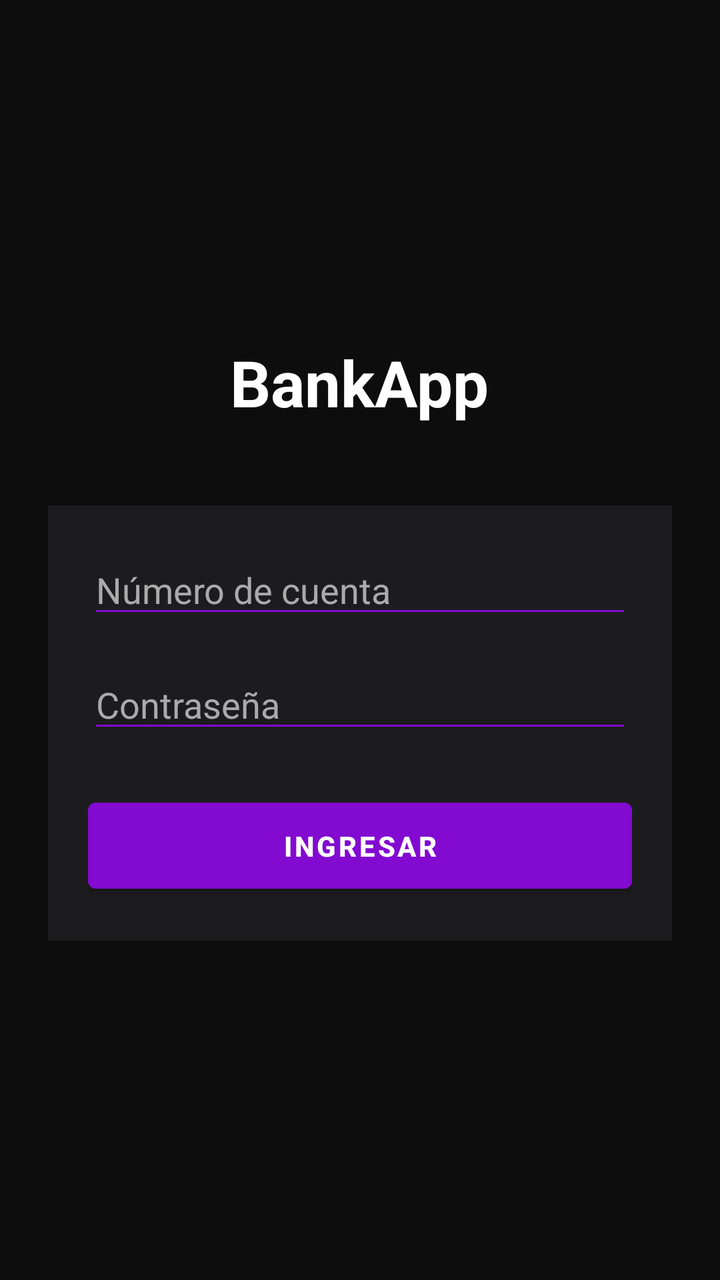
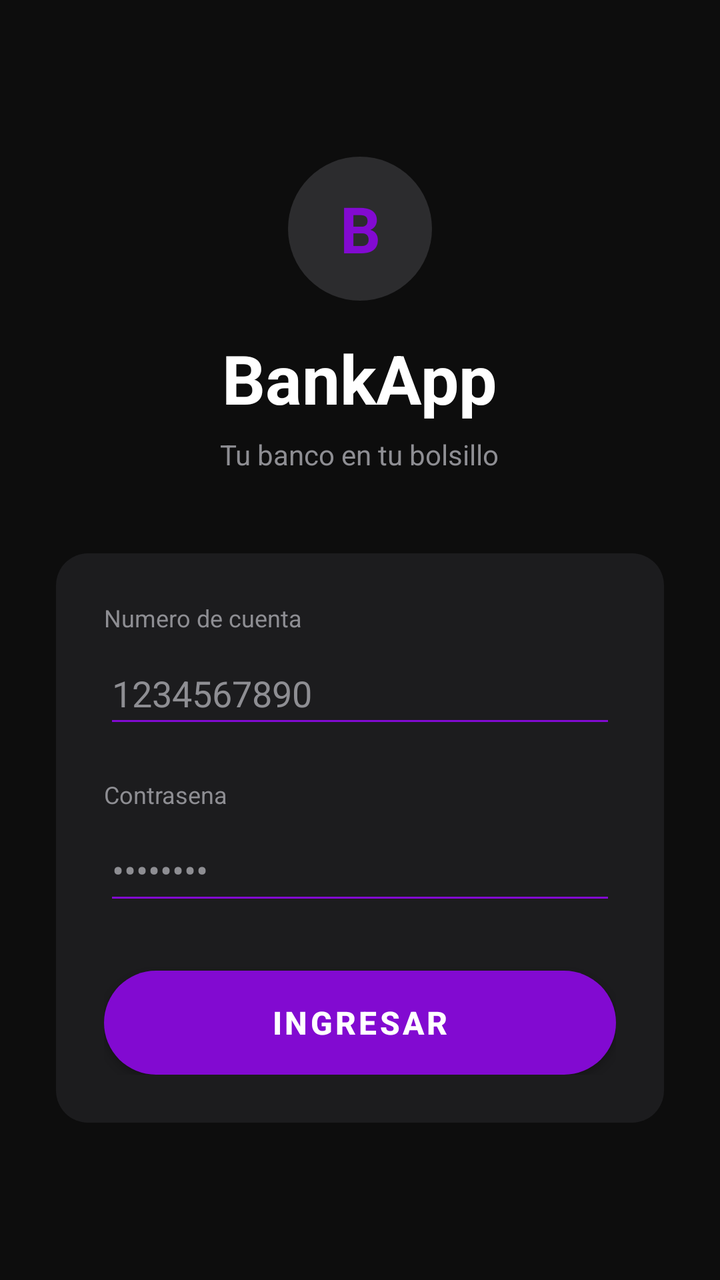

Compare the two renders of this Android layout. The source of the first and the diff that turns it into the second are given below.
<!-- AndroidManifest.xml: application theme Theme.BankApp -->
<!-- res/layout/activity_login.xml -->
<?xml version="1.0" encoding="utf-8"?>
<LinearLayout xmlns:android="http://schemas.android.com/apk/res/android"
    android:layout_width="match_parent"
    android:layout_height="match_parent"
    android:orientation="vertical"
    android:padding="24dp"
    android:background="@color/bg_dark"
    android:gravity="center">

    <TextView
        android:layout_width="wrap_content"
        android:layout_height="wrap_content"
        android:text="BankApp"
        android:textColor="#FFFFFF"
        android:textSize="32sp"
        android:textStyle="bold"
        android:layout_marginBottom="40dp"/>

    <LinearLayout
        android:layout_width="match_parent"
        android:layout_height="wrap_content"
        android:orientation="vertical"
        android:background="@color/bg_card"
        android:padding="20dp">

        <EditText
            android:id="@+id/etUsuario"
            android:layout_width="match_parent"
            android:layout_height="wrap_content"
            android:hint="Número de cuenta"
            android:textColor="#FFFFFF"
            android:textColorHint="#AAAAAA"
            android:inputType="number"
            android:backgroundTint="#FF820AD1"
            android:layout_marginBottom="16dp"/>

        <EditText
            android:id="@+id/etPassword"
            android:layout_width="match_parent"
            android:layout_height="wrap_content"
            android:hint="Contraseña"
            android:textColor="#FFFFFF"
            android:textColorHint="#AAAAAA"
            android:inputType="textPassword"
            android:backgroundTint="#FF820AD1"
            android:layout_marginBottom="24dp"/>

        <Button
            android:id="@+id/btnLogin"
            android:layout_width="match_parent"
            android:layout_height="55dp"
            android:text="Ingresar"
            android:textColor="#FFFFFF"
            android:textStyle="bold"
            android:backgroundTint="#FF820AD1"/>

    </LinearLayout>

</LinearLayout>
<!-- resources referenced by this layout -->
<resources>
  <color name="bg_card">#FF1C1C1E</color>
  <color name="bg_dark">#FF0D0D0D</color>
  <style name="Theme.BankApp" parent="Theme.MaterialComponents.DayNight.NoActionBar">
          <item name="colorPrimary">@color/purple_primary</item>
          <item name="colorPrimaryVariant">@color/purple_dark</item>
          <item name="colorOnPrimary">@color/white</item>
          <item name="colorSurface">@color/bg_card</item>
          <item name="android:windowBackground">@color/bg_dark</item>
          <item name="android:statusBarColor">@color/bg_dark</item>
          <item name="android:navigationBarColor">@color/bg_dark</item>
      </style>
  <color name="purple_primary">#FF820AD1</color>
  <color name="purple_dark">#FF5C0A9A</color>
  <color name="white">#FFFFFFFF</color>
</resources>

<!-- the commit's change to res/layout/activity_login.xml (unified diff, before → after) -->
@@ -1,59 +1,114 @@
 <?xml version="1.0" encoding="utf-8"?>
-<LinearLayout xmlns:android="http://schemas.android.com/apk/res/android"
+<ScrollView xmlns:android="http://schemas.android.com/apk/res/android"
     android:layout_width="match_parent"
     android:layout_height="match_parent"
-    android:orientation="vertical"
-    android:padding="24dp"
     android:background="@color/bg_dark"
-    android:gravity="center">
-
-    <TextView
-        android:layout_width="wrap_content"
-        android:layout_height="wrap_content"
-        android:text="BankApp"
-        android:textColor="#FFFFFF"
-        android:textSize="32sp"
-        android:textStyle="bold"
-        android:layout_marginBottom="40dp"/>
+    android:fillViewport="true">
 
     <LinearLayout
         android:layout_width="match_parent"
         android:layout_height="wrap_content"
         android:orientation="vertical"
-        android:background="@color/bg_card"
-        android:padding="20dp">
+        android:gravity="center"
+        android:padding="28dp"
+        android:minHeight="600dp">
 
-        <EditText
-            android:id="@+id/etUsuario"
+        
+        <TextView
+            android:layout_width="72dp"
+            android:layout_height="72dp"
+            android:background="@drawable/circle_dark"
+            android:gravity="center"
+            android:text="B"
+            android:textColor="@color/purple_primary"
+            android:textSize="32sp"
+            android:textStyle="bold"
+            android:layout_marginBottom="16dp"/>
+
+        <TextView
+            android:layout_width="wrap_content"
+            android:layout_height="wrap_content"
+            android:text="BankApp"
+            android:textColor="@color/text_primary"
+            android:textSize="34sp"
+            android:textStyle="bold"
+            android:layout_marginBottom="6dp"/>
+
+        <TextView
+            android:layout_width="wrap_content"
+            android:layout_height="wrap_content"
+            android:text="Tu banco en tu bolsillo"
+            android:textColor="@color/text_secondary"
+            android:textSize="14sp"
+            android:layout_marginBottom="40dp"/>
+
+        
+        <LinearLayout
             android:layout_width="match_parent"
             android:layout_height="wrap_content"
-            android:hint="Número de cuenta"
-            android:textColor="#FFFFFF"
-            android:textColorHint="#AAAAAA"
-            android:inputType="number"
-            android:backgroundTint="#FF820AD1"
-            android:layout_marginBottom="16dp"/>
+            android:orientation="vertical"
+            android:background="@drawable/card_dark"
+            android:padding="24dp">
 
-        <EditText
-            android:id="@+id/etPassword"
-            android:layout_width="match_parent"
-            android:layout_height="wrap_content"
-            android:hint="Contraseña"
-            android:textColor="#FFFFFF"
-            android:textColorHint="#AAAAAA"
-            android:inputType="textPassword"
-            android:backgroundTint="#FF820AD1"
-            android:layout_marginBottom="24dp"/>
+            <TextView
+                android:layout_width="wrap_content"
+                android:layout_height="wrap_content"
+                android:text="Numero de cuenta"
+                android:textColor="@color/text_secondary"
+                android:textSize="12sp"
+                android:layout_marginBottom="4dp"/>
 
-        <Button
-            android:id="@+id/btnLogin"
-            android:layout_width="match_parent"
-            android:layout_height="55dp"
-            android:text="Ingresar"
-            android:textColor="#FFFFFF"
-            android:textStyle="bold"
-            android:backgroundTint="#FF820AD1"/>
+            <EditText
+                android:id="@+id/etUsuario"
+                android:layout_width="match_parent"
+                android:layout_height="48dp"
+                android:hint="1234567890"
+                android:textColor="@color/text_primary"
+                android:textColorHint="@color/text_secondary"
+                android:inputType="number"
+                android:maxLength="10"
+                android:backgroundTint="@color/purple_primary"
+                android:layout_marginBottom="20dp"/>
+
+            <TextView
+                android:layout_width="wrap_content"
+                android:layout_height="wrap_content"
+                android:text="Contrasena"
+                android:textColor="@color/text_secondary"
+                android:textSize="12sp"
+                android:layout_marginBottom="4dp"/>
+
+            <EditText
+                android:id="@+id/etPassword"
+                android:layout_width="match_parent"
+                android:layout_height="48dp"
+                android:hint="&#8226;&#8226;&#8226;&#8226;&#8226;&#8226;&#8226;&#8226;"
+                android:textColor="@color/text_primary"
+                android:textColorHint="@color/text_secondary"
+                android:inputType="textPassword"
+                android:backgroundTint="@color/purple_primary"
+                android:layout_marginBottom="28dp"/>
+
+            <ProgressBar
+                android:id="@+id/progressBar"
+                android:layout_width="36dp"
+                android:layout_height="36dp"
+                android:layout_gravity="center_horizontal"
+                android:indeterminateTint="@color/purple_primary"
+                android:visibility="gone"
+                android:layout_marginBottom="12dp"/>
+
+            <Button
+                android:id="@+id/btnLogin"
+                android:layout_width="match_parent"
+                android:layout_height="52dp"
+                android:text="Ingresar"
+                android:textColor="@color/white"
+                android:textSize="16sp"
+                android:textStyle="bold"
+                android:background="@drawable/btn_purple_rounded"/>
+
+        </LinearLayout>
 
     </LinearLayout>
-
-</LinearLayout>
+</ScrollView>
<!-- resource entries referenced after the edit -->
@@ -1,6 +1,7 @@
 <!-- resources referenced by this layout -->
 <resources>
   <color name="bg_card">#FF1C1C1E</color>
+  <color name="bg_circle">#FF2C2C2E</color>
   <color name="bg_dark">#FF0D0D0D</color>
   <style name="Theme.BankApp" parent="Theme.MaterialComponents.DayNight.NoActionBar">
           <item name="colorPrimary">@color/purple_primary</item>
@@ -12,7 +13,26 @@
           <item name="android:navigationBarColor">@color/bg_dark</item>
       </style>
   <color name="purple_primary">#FF820AD1</color>
+  <color name="text_primary">#FFFFFFFF</color>
+  <color name="text_secondary">#FF8E8E93</color>
   <color name="purple_dark">#FF5C0A9A</color>
   <color name="white">#FFFFFFFF</color>
+  <!-- drawable btn_purple_rounded (drawable) -->
+  <?xml version="1.0" encoding="utf-8"?>
+  <shape xmlns:android="http://schemas.android.com/apk/res/android">
+      <solid android:color="@color/purple_primary"/>
+      <corners android:radius="28dp"/>
+  </shape>
+  <!-- drawable card_dark (drawable) -->
+  <?xml version="1.0" encoding="utf-8"?>
+  <shape xmlns:android="http://schemas.android.com/apk/res/android">
+      <solid android:color="@color/bg_card"/>
+      <corners android:radius="16dp"/>
+  </shape>
+  <!-- drawable circle_dark (drawable) -->
+  <?xml version="1.0" encoding="utf-8"?>
+  <shape xmlns:android="http://schemas.android.com/apk/res/android" android:shape="oval">
+      <solid android:color="@color/bg_circle"/>
+  </shape>
 </resources>
 
